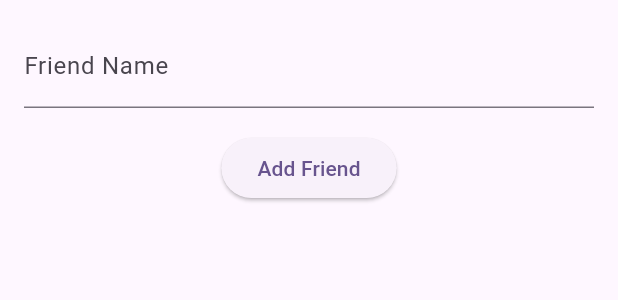
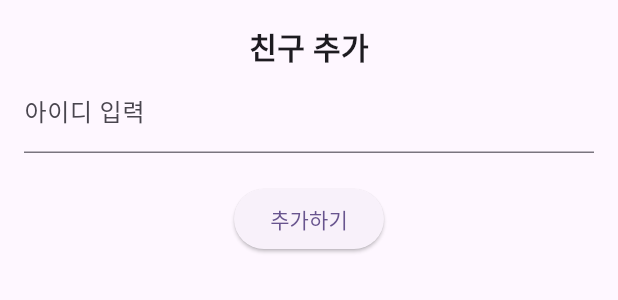
Before and after one commit to yuju-k/chat_tunify, a Flutter app: the AddFriend widget shown alone on an empty page, opened directly, on a phone screen of 412 x 824 dp. Shown: the top 300 px of the screen. Run offline on Flutter 3.47's test engine with Material 3 defaults, Android fonts, the phone set to English and light mode, and no system bars; network calls fail.

Commit message:
연락처 UI

```diff
--- a/lib/components/add_friend.dart
+++ b/lib/components/add_friend.dart
@@ -1,8 +1,10 @@
 import 'package:flutter/material.dart';
 
 class AddFriend extends StatefulWidget {
+  const AddFriend({super.key});
+
   @override
-  _AddFriendState createState() => _AddFriendState();
+  State<AddFriend> createState() => _AddFriendState();
 }
 
 class _AddFriendState extends State<AddFriend> {
@@ -11,28 +13,34 @@ class _AddFriendState extends State<AddFriend> {
   void _addFriend() {
     // Add friend logic here
     print('Adding friend: $_friendName');
+
+    // ContactsPage() Reloads
+    Navigator.of(context).pop();
   }
 
   @override
   Widget build(BuildContext context) {
     return Padding(
-      padding: EdgeInsets.all(16.0),
+      padding: const EdgeInsets.all(16.0),
       child: Column(
         children: [
+          const Text("친구 추가",
+              style: TextStyle(fontSize: 20.0, fontWeight: FontWeight.bold)),
+          // Add friend form
           TextField(
             onChanged: (value) {
               setState(() {
                 _friendName = value;
               });
             },
-            decoration: InputDecoration(
-              labelText: 'Friend Name',
+            decoration: const InputDecoration(
+              labelText: '아이디 입력',
             ),
           ),
-          SizedBox(height: 16.0),
+          const SizedBox(height: 20.0),
           ElevatedButton(
             onPressed: _addFriend,
-            child: Text('Add Friend'),
+            child: const Text('추가하기'),
           ),
         ],
       ),
```
Also changed, not shown: lib/contacts/contacts.dart (+15 -0 lines).
